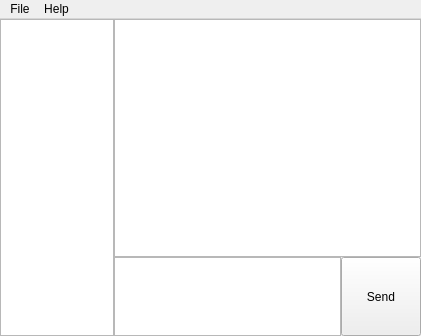
The window that Chat.ui (ITsJust4Fun/QP2PChat) describes before a commit, drawn with Qt 5.
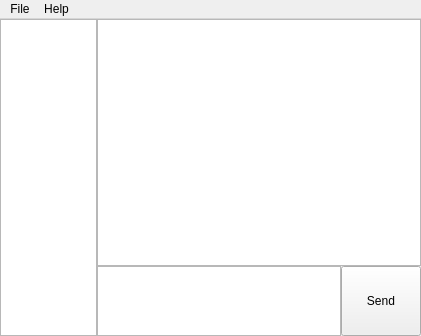
The same window after the commit.

```diff
--- a/Chat.ui
+++ b/Chat.ui
@@ -14,7 +14,7 @@
    <string>Chat</string>
   </property>
   <widget class="QWidget" name="centralWidget">
-   <layout class="QGridLayout" name="gridLayout" rowstretch="3,1" columnstretch="5,10,2">
+   <layout class="QGridLayout" name="gridLayout" rowstretch="10,1" columnstretch="2,5,1">
     <property name="leftMargin">
      <number>0</number>
     </property>
@@ -50,7 +50,7 @@
      <widget class="QTextEdit" name="messageEdit"/>
     </item>
     <item row="0" column="0" rowspan="2">
-     <widget class="QListView" name="listView"/>
+     <widget class="QListWidget" name="listWidget"/>
     </item>
    </layout>
   </widget>
```
